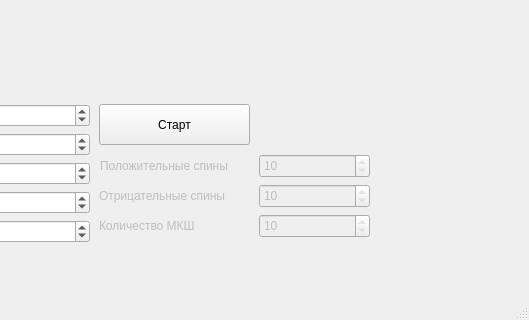
Old version of the form magnetism/mainwindow.ui in the repository tulen-pod-soysom/magnetism; both pictures show x 271 to 800 and y 446 to 766 of the 800 by 766 pixel window.
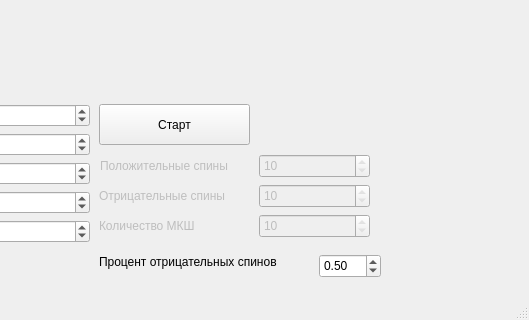
New version of the form. Custom widgets are drawn as their Qt base class.

Commit message: added the feature of different initial spin distributions

```diff
--- a/magnetism/mainwindow.ui
+++ b/magnetism/mainwindow.ui
@@ -273,6 +273,38 @@
      <string>Количество МКШ</string>
     </property>
    </widget>
+   <widget class="QLabel" name="label">
+    <property name="geometry">
+     <rect>
+      <x>370</x>
+      <y>700</y>
+      <width>211</width>
+      <height>16</height>
+     </rect>
+    </property>
+    <property name="text">
+     <string>Процент отрицательных спинов</string>
+    </property>
+   </widget>
+   <widget class="QDoubleSpinBox" name="neg_spins_per">
+    <property name="geometry">
+     <rect>
+      <x>590</x>
+      <y>700</y>
+      <width>62</width>
+      <height>24</height>
+     </rect>
+    </property>
+    <property name="maximum">
+     <double>1.000000000000000</double>
+    </property>
+    <property name="singleStep">
+     <double>0.100000000000000</double>
+    </property>
+    <property name="value">
+     <double>0.500000000000000</double>
+    </property>
+   </widget>
   </widget>
   <widget class="QMenuBar" name="menubar">
    <property name="geometry">
```
The commit also changes 3031 other files.
